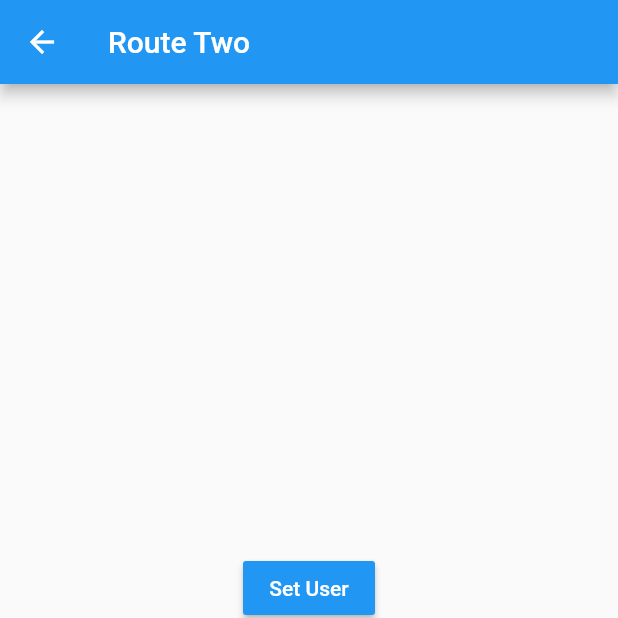
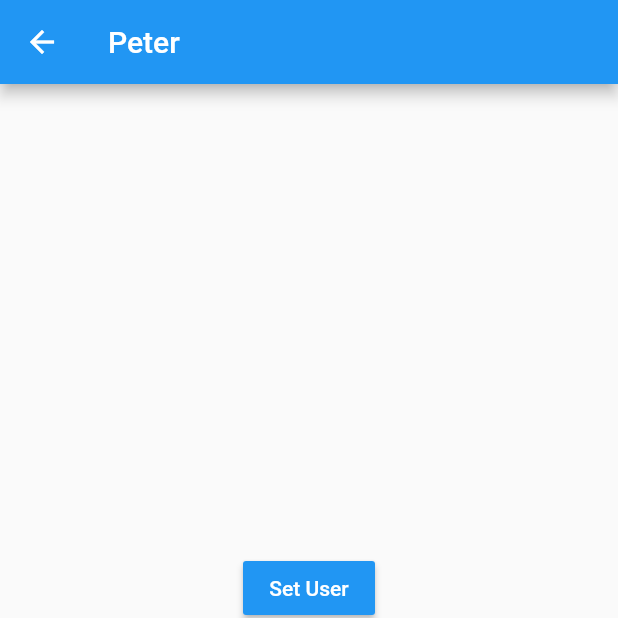
Before and after one commit to mario-monzon/states_flutter_app, a Flutter app: the RouteTwoPage screen opened by its route, after a tap on "Set User", on a phone screen of 412 x 824 dp, the top half of it. Run offline on Flutter 3.47's test engine with Material 2 defaults, Android fonts, the phone set to English and light mode, and no system bars.

Commit message:
Fin Singleton

```diff
--- a/lib/src/models/user.dart
+++ b/lib/src/models/user.dart
@@ -1,8 +1,9 @@
+import 'package:meta/meta.dart';
 
 class User {
   String name;
   int age;
   List<String> professions;
 
-  User({ this.name, this.age, this.professions });
+  User({ @required this.name, this.age, this.professions });
 }
--- a/lib/src/pages/route_one_page.dart
+++ b/lib/src/pages/route_one_page.dart
@@ -1,6 +1,8 @@
 import 'package:flutter/cupertino.dart';
 import 'package:flutter/material.dart';
+import 'package:states_flutter_app/src/models/user.dart';
 import 'package:states_flutter_app/src/pages/route_two_page.dart';
+import 'package:states_flutter_app/src/services/user_service.dart';
 
 class RouteOnePage extends StatelessWidget {
   @override
@@ -9,7 +11,14 @@ class RouteOnePage extends StatelessWidget {
       appBar: AppBar(
         title: Text( 'Route One' ),
       ),
-      body: UserInfo(),
+      body: StreamBuilder(
+        stream: userService.userStream,
+        builder: (BuildContext context, AsyncSnapshot<User> snapshot){
+          return snapshot.hasData
+            ? UserInfo( userService.user )
+            : Center( child: Text( 'No Information' ), );
+        },
+      ),
       floatingActionButton: FloatingActionButton(
         child: Icon( Icons.arrow_forward_ios ),
         onPressed: () => Navigator.pushNamed(context, 'route_two'),
@@ -19,14 +28,20 @@ class RouteOnePage extends StatelessWidget {
 }
 
 class UserInfo extends StatelessWidget {
+
+  final User user;
+
+  const UserInfo( this.user );
+
   @override
   Widget build(BuildContext context) {
+
     return Container(
       padding: EdgeInsets.symmetric(horizontal: 30.0, vertical: 10.0),
       child: Column(
         children: [
-          CustomCard('Name', 'SubTitle'),
-          CustomCard('Age', 'SubTitle'),
+          CustomCard('Name', user.name),
+          CustomCard('Age', user.age.toString()),
           CustomCard('Profession 01', 'SubTitle'),
           CustomCard('Profession 02', 'SubTitle'),
           CustomCard('Profession 03', 'SubTitle'),
@@ -46,19 +61,6 @@ class UserInfo extends StatelessWidget {
             title: Text(cTitle),
             subtitle: Text(cSubtitle),
           ),
-          Row(
-            mainAxisAlignment: MainAxisAlignment.end,
-            children: [
-              FlatButton(
-                child: Text('Cancelar'),
-                onPressed: (){},
-              ),
-              FlatButton(
-                child: Text('Ok'),
-                onPressed: (){},
-              ),
-            ],
-          )
         ],
       ),
     );
--- a/lib/src/pages/route_two_page.dart
+++ b/lib/src/pages/route_two_page.dart
@@ -1,11 +1,18 @@
 import 'package:flutter/material.dart';
+import 'package:states_flutter_app/src/models/user.dart';
+import 'package:states_flutter_app/src/services/user_service.dart';
 
 class RouteTwoPage extends StatelessWidget {
   @override
   Widget build(BuildContext context) {
+
     return Scaffold(
       appBar: AppBar(
-        title: Text( 'Route Two' ),
+        title: StreamBuilder(
+        stream: userService.userStream,
+        builder: (BuildContext context, AsyncSnapshot<User> snapshot) {
+          return snapshot.hasData ? Text(snapshot.data.name)  : Text('Route Two');
+        },),
       ),
       body: Center(
         child: Column(
@@ -19,7 +26,8 @@ class RouteTwoPage extends StatelessWidget {
               ),
               color: Colors.blue,
               onPressed: (){
-
+                final newUser = new User( name: 'Peter', age: 37 );
+                userService.loadUser(newUser);
             }),
             MaterialButton(
                 child: Text(
@@ -29,7 +37,7 @@ class RouteTwoPage extends StatelessWidget {
                 ),
                 color: Colors.blue,
                 onPressed: (){
-
+                  userService.changeAge(31);
             }),
             MaterialButton(
                 child: Text(
--- /dev/null
+++ b/lib/src/services/user_service.dart
@@ -0,0 +1,33 @@
+import 'dart:async';
+
+import 'package:states_flutter_app/src/models/user.dart';
+
+class _UserService{
+
+  User _user;
+
+  StreamController<User> _userStreamController = new StreamController<User>.broadcast();
+
+  User get user => this._user;
+
+  bool get userExists => ( this._user != null ) ? true : false;
+
+  Stream<User> get userStream => _userStreamController.stream;
+
+  void loadUser ( User user ) {
+    this._user = user;
+    this._userStreamController.add(user);
+  }
+
+  void changeAge ( int age ) {
+    this._user.age = age;
+    this._userStreamController.add(this._user);
+  }
+
+  dispose(){
+    this._userStreamController?.close();
+  }
+
+}
+
+final userService = new _UserService();
```
